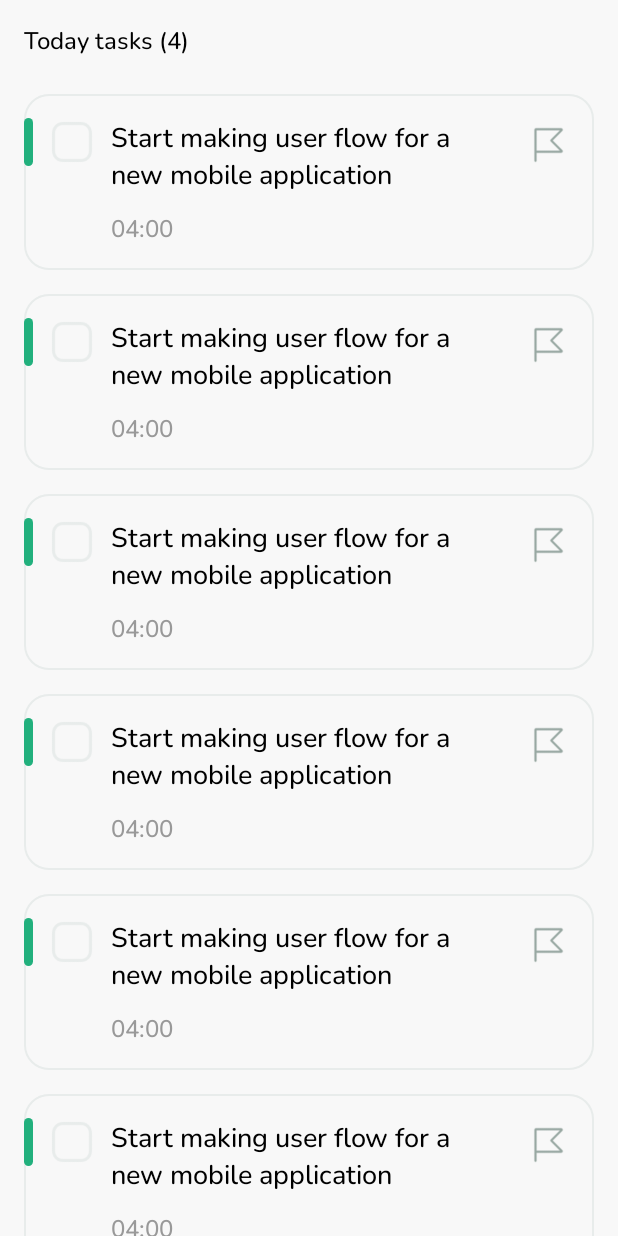
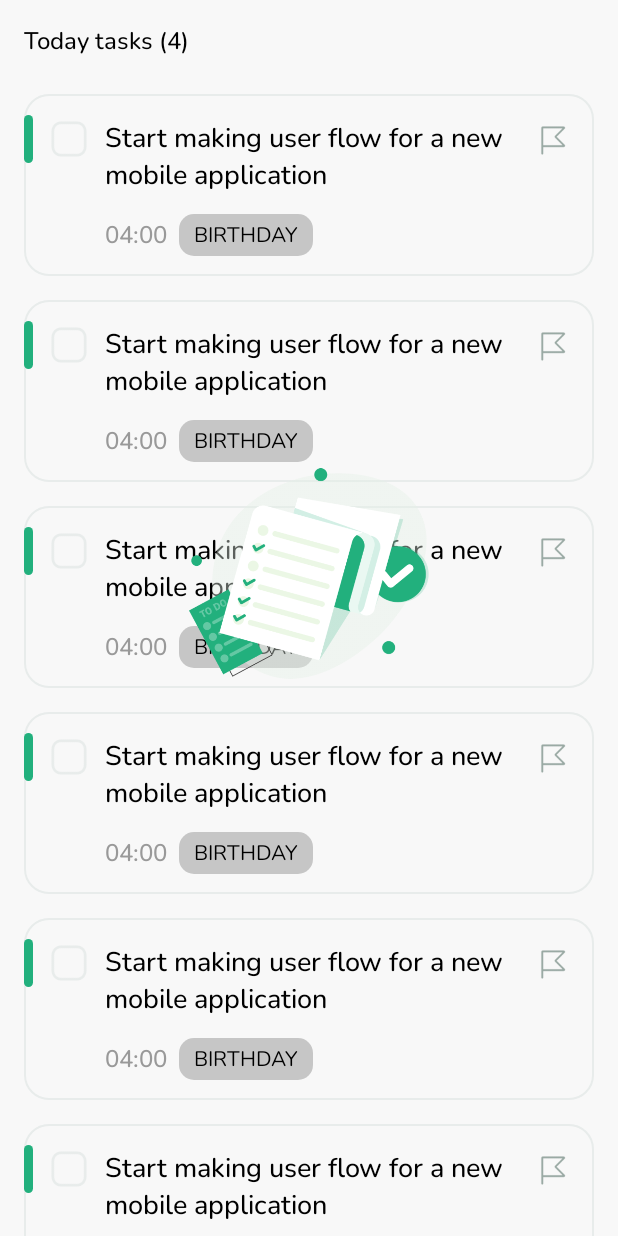
Before and after one commit to phuonganhtuan/todo-android, an Android app: the layout fragment_tasks_page.xml on its own in the app's theme, with its tools: preview values and no code run, on a phone screen of 412 x 824 dp. Run offline under Robolectric (Android 15) with nearby library versions, the phone set to English and light mode, and no system bars.

Commit message:
add task list features

```diff
--- a/app/src/main/java/com/example/todo/data/models/entity/CategoryEntity.kt
+++ b/app/src/main/java/com/example/todo/data/models/entity/CategoryEntity.kt
@@ -10,3 +10,7 @@ data class CategoryEntity(
     var name: String,
     var color: String = "",
 ): BaseEntity()
+
+enum class DefaultCategories {
+    WORK, PERSONAL, BIRTHDAY, WISHLIST
+}
--- a/app/src/main/java/com/example/todo/screens/home/HomeActivity.kt
+++ b/app/src/main/java/com/example/todo/screens/home/HomeActivity.kt
@@ -22,7 +22,7 @@ class HomeActivity : BaseActivity<ActivityHomeBinding>() {
     }
 
     override fun onActivityReady() {
-        viewModel.createDemoData()
+//        viewModel.createDemoData()
         setupEvents()
     }
 
--- a/app/src/main/res/drawable/ic_checked.xml
+++ b/app/src/main/res/drawable/ic_checked.xml
@@ -2,9 +2,9 @@
 <layer-list xmlns:android="http://schemas.android.com/apk/res/android">
     <item
         android:id="@+id/checkBg"
-        android:width="32dp"
+        android:width="28dp"
         android:gravity="center"
-        android:height="32dp">
+        android:height="28dp">
         <scale
             android:scaleGravity="center"
             android:drawable="@drawable/ic_checkbox_check_grey"
--- a/app/src/main/res/drawable/ic_uncheck.xml
+++ b/app/src/main/res/drawable/ic_uncheck.xml
@@ -2,8 +2,8 @@
 <layer-list xmlns:android="http://schemas.android.com/apk/res/android">
     <item
         android:id="@+id/checkBg"
-        android:width="32dp"
-        android:height="32dp"
+        android:width="28dp"
+        android:height="28dp"
         android:gravity="center">
         <scale
             android:drawable="@drawable/ic_checkbox_uncheck_grey"
--- a/app/src/main/res/layout/fragment_tasks_page.xml
+++ b/app/src/main/res/layout/fragment_tasks_page.xml
@@ -30,4 +30,16 @@
         app:layout_constraintTop_toBottomOf="@+id/textTaskCount"
         tools:itemCount="20"
         tools:listitem="@layout/item_task" />
+
+    <ImageView
+        android:id="@+id/imageNoTask"
+        android:layout_width="160dp"
+        android:layout_height="wrap_content"
+        android:layout_marginBottom="60dp"
+        android:contentDescription="@null"
+        android:src="@drawable/img_no_task"
+        app:layout_constraintBottom_toBottomOf="parent"
+        app:layout_constraintEnd_toEndOf="parent"
+        app:layout_constraintStart_toStartOf="parent"
+        app:layout_constraintTop_toTopOf="parent" />
 </androidx.constraintlayout.widget.ConstraintLayout>
--- a/app/src/main/res/layout/item_task.xml
+++ b/app/src/main/res/layout/item_task.xml
@@ -1,6 +1,7 @@
 <?xml version="1.0" encoding="utf-8"?>
 <androidx.constraintlayout.widget.ConstraintLayout xmlns:android="http://schemas.android.com/apk/res/android"
     xmlns:app="http://schemas.android.com/apk/res-auto"
+    xmlns:tools="http://schemas.android.com/tools"
     android:layout_width="match_parent"
     android:layout_height="wrap_content"
     android:layout_marginHorizontal="16dp"
@@ -18,8 +19,8 @@
 
     <androidx.appcompat.widget.AppCompatCheckBox
         android:id="@+id/checkStatus"
-        android:layout_width="32dp"
-        android:layout_height="32dp"
+        android:layout_width="28dp"
+        android:layout_height="28dp"
         android:layout_margin="16dp"
         android:button="@drawable/bg_checkbox_grey"
         app:layout_constraintStart_toStartOf="parent"
@@ -27,8 +28,8 @@
 
     <ImageView
         android:id="@+id/buttonMark"
-        android:layout_width="36dp"
-        android:layout_height="36dp"
+        android:layout_width="30dp"
+        android:layout_height="30dp"
         android:layout_marginTop="16dp"
         android:layout_marginEnd="12dp"
         android:contentDescription="@null"
@@ -40,10 +41,11 @@
         android:id="@+id/textTaskName"
         android:layout_width="0dp"
         android:layout_height="wrap_content"
-        android:layout_marginStart="10dp"
-        android:layout_marginTop="16dp"
-        android:layout_marginEnd="16dp"
         android:ellipsize="end"
+        android:paddingStart="10dp"
+        android:paddingTop="16dp"
+        android:paddingEnd="16dp"
+        android:paddingBottom="16dp"
         android:text="Start making user flow for a new mobile application"
         android:textColor="@android:color/black"
         android:textSize="18sp"
@@ -56,7 +58,6 @@
         android:layout_width="wrap_content"
         android:layout_height="wrap_content"
         android:layout_marginStart="10dp"
-        android:layout_marginTop="12dp"
         android:layout_marginBottom="16dp"
         android:text="04:00"
         android:textColor="@color/color_text_secondary"
@@ -64,4 +65,47 @@
         app:layout_constraintBottom_toBottomOf="parent"
         app:layout_constraintStart_toEndOf="@id/checkStatus"
         app:layout_constraintTop_toBottomOf="@id/textTaskName" />
+
+    <androidx.cardview.widget.CardView
+        android:id="@+id/cardCat"
+        android:layout_width="wrap_content"
+        android:layout_height="wrap_content"
+        android:layout_marginStart="8dp"
+        app:cardBackgroundColor="@android:color/transparent"
+        app:cardCornerRadius="10dp"
+        app:cardElevation="0dp"
+        app:layout_constraintBottom_toBottomOf="@id/textTaskTime"
+        app:layout_constraintStart_toEndOf="@id/textTaskTime"
+        app:layout_constraintTop_toTopOf="@id/textTaskTime">
+
+        <androidx.constraintlayout.widget.ConstraintLayout
+            android:layout_width="wrap_content"
+            android:layout_height="wrap_content">
+
+            <View
+                android:id="@+id/viewCatBg"
+                android:layout_width="0dp"
+                android:layout_height="0dp"
+                android:alpha="0.2"
+                android:background="@android:color/black"
+                app:layout_constraintBottom_toBottomOf="@id/textCatName"
+                app:layout_constraintEnd_toEndOf="@id/textCatName"
+                app:layout_constraintStart_toStartOf="@id/textCatName"
+                app:layout_constraintTop_toTopOf="@id/textCatName" />
+
+            <TextView
+                android:id="@+id/textCatName"
+                android:layout_width="wrap_content"
+                android:layout_height="wrap_content"
+                android:paddingHorizontal="10dp"
+                android:paddingVertical="4dp"
+                android:textColor="@android:color/black"
+                android:fontFamily="@font/nunito_regular"
+                android:textSize="14sp"
+                app:layout_constraintBottom_toBottomOf="parent"
+                app:layout_constraintEnd_toEndOf="parent"
+                app:layout_constraintTop_toTopOf="parent"
+                tools:text="BIRTHDAY" />
+        </androidx.constraintlayout.widget.ConstraintLayout>
+    </androidx.cardview.widget.CardView>
 </androidx.constraintlayout.widget.ConstraintLayout>
--- a/app/src/main/res/values/colors.xml
+++ b/app/src/main/res/values/colors.xml
@@ -15,4 +15,10 @@
     <color name="color_button_grey">#B5B5B5</color>
     <color name="color_ripple">#30000000</color>
     <color name="color_border_grey">#e8eceb</color>
+
+    <!--    Category color-->
+    <color name="color_cat_work">#eb5757</color>
+    <color name="color_cat_personal">#6fcf97</color>
+    <color name="color_cat_birthday">#57ccf2</color>
+    <color name="color_cat_wishlist">#bb6bd9</color>
 </resources>
--- a/app/src/main/res/values/themes.xml
+++ b/app/src/main/res/values/themes.xml
@@ -46,5 +46,6 @@
     <style name="TabTextAppearance" parent="TextAppearance.Design.Tab">
         <item name="textAllCaps">false</item>
         <item name="fontFamily">@font/nunito_medium</item>
+        <item name="android:textSize">16sp</item>
     </style>
 </resources>
```
Also changed, not shown: app/src/main/java/com/example/todo/data/datasource/local/dao/TaskDao.kt (+17 -0 lines), app/src/main/java/com/example/todo/data/datasource/local/datasource/TaskLocalDataSource.kt (+6 -1 lines), app/src/main/java/com/example/todo/data/datasource/local/impl/TaskLocalDataSourceImpl.kt (+8 -1 lines), app/src/main/java/com/example/todo/data/repository/TaskRepository.kt (+6 -1 lines), app/src/main/java/com/example/todo/data/repository/impl/TaskRepositoryImpl.kt (+17 -3 lines), app/src/main/java/com/example/todo/screens/home/tasks/page/TaskAdapter.kt (+35 -1 lines), app/src/main/java/com/example/todo/screens/home/tasks/page/TasksPageFragment.kt (+23 -0 lines), app/src/main/java/com/example/todo/screens/home/tasks/page/TasksPageViewModel.kt (+13 -8 lines), app/src/main/res/layout/layout_category_task.xml (added, +37 -0 lines), app/src/main/res/drawable/img_no_task.png (added).
